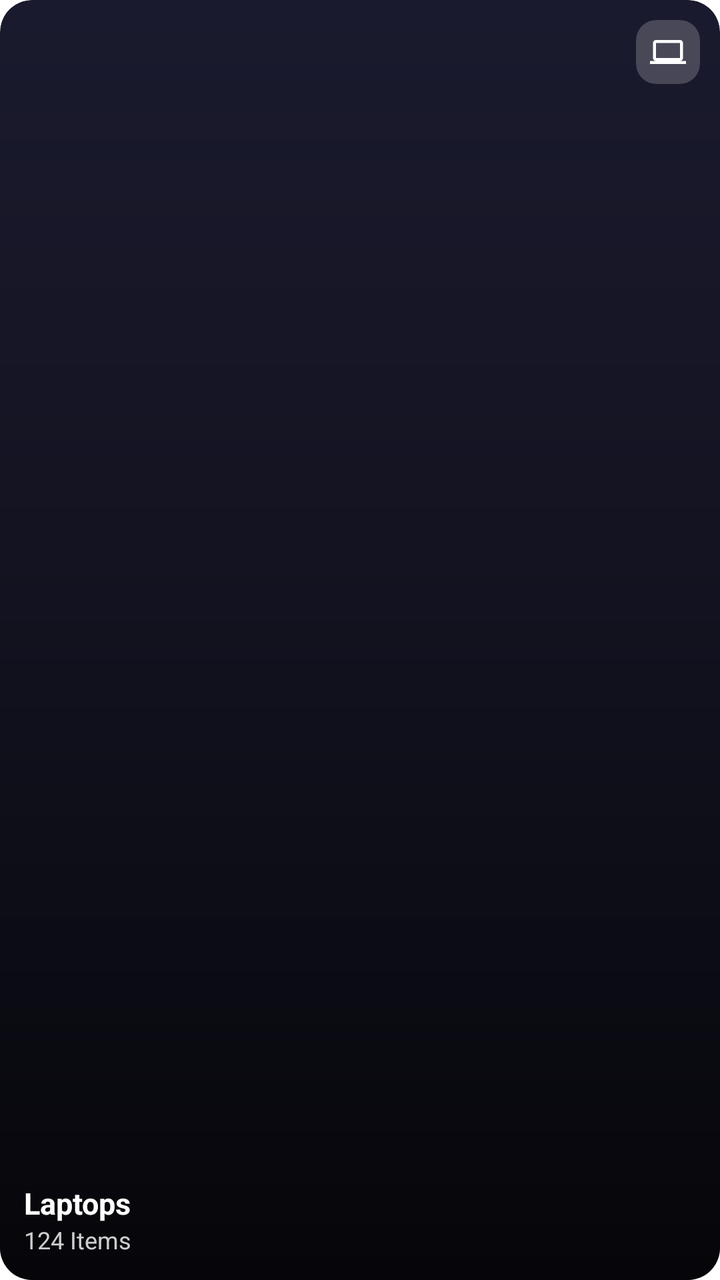
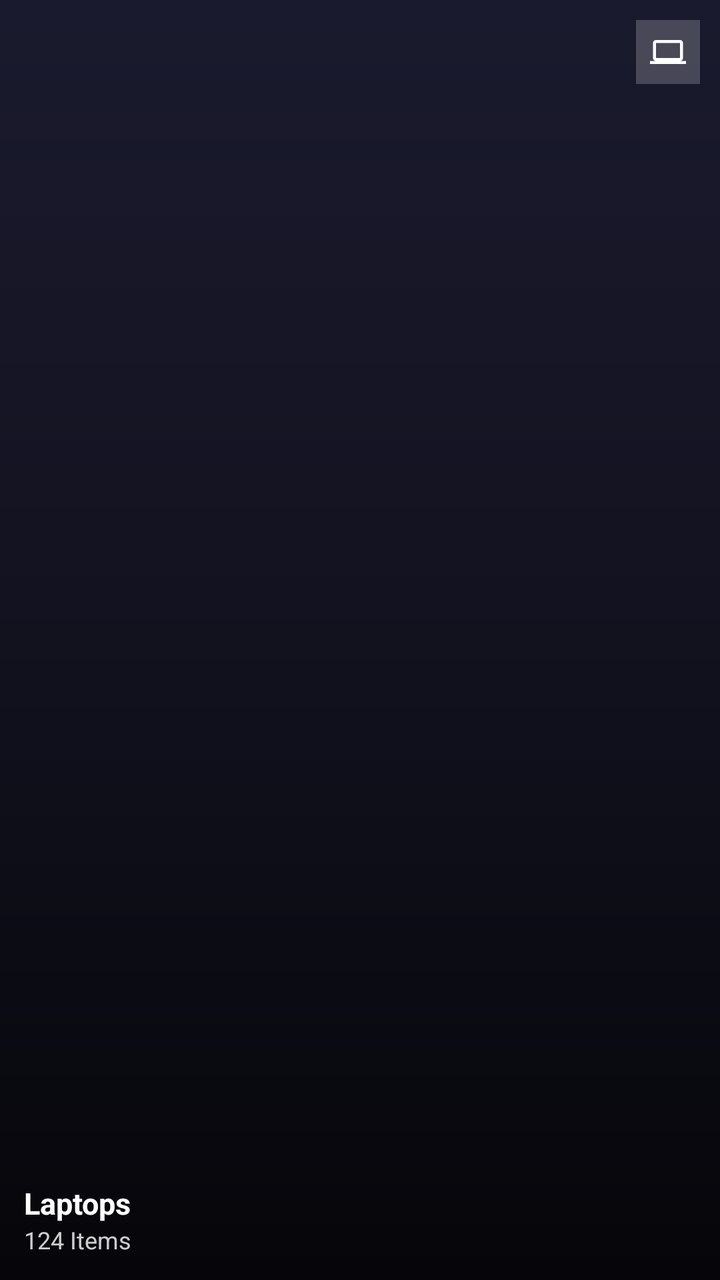

Before-and-after screenshots of an Android layout around one commit, followed by the original layout XML and the change that was made.
<!-- AndroidManifest.xml: application theme Theme.BeckieDealApp -->
<!-- res/layout/item_category_grid.xml -->
<?xml version="1.0" encoding="utf-8"?>
<com.google.android.material.card.MaterialCardView xmlns:android="http://schemas.android.com/apk/res/android"
    xmlns:app="http://schemas.android.com/apk/res-auto"
    android:layout_width="0dp"
    android:layout_height="@dimen/category_card_height"
    android:layout_columnWeight="1"
    android:layout_margin="6dp"
    app:cardCornerRadius="16dp"
    app:cardElevation="0dp"
    app:strokeWidth="0dp"
    app:cardBackgroundColor="#1A1A2E">

    
    <ImageView
        android:id="@+id/categoryBgImage"
        android:layout_width="match_parent"
        android:layout_height="match_parent"
        android:scaleType="centerCrop" />

    
    <View
        android:layout_width="match_parent"
        android:layout_height="match_parent"
        android:background="@drawable/category_card_gradient" />

    
    <TextView
        android:id="@+id/hotBadge"
        android:layout_width="wrap_content"
        android:layout_height="wrap_content"
        android:layout_gravity="top|start"
        android:layout_margin="10dp"
        android:background="@drawable/badge_pill"
        android:backgroundTint="@color/primary"
        android:paddingHorizontal="8dp"
        android:paddingVertical="3dp"
        android:text="HOT"
        android:textColor="@color/white_fixed"
        android:textSize="9sp"
        android:textStyle="bold"
        android:visibility="gone" />

    
    <com.google.android.material.card.MaterialCardView
        android:layout_width="32dp"
        android:layout_height="32dp"
        android:layout_gravity="top|end"
        android:layout_margin="10dp"
        app:cardCornerRadius="10dp"
        app:cardElevation="0dp"
        app:cardBackgroundColor="#33FFFFFF"
        app:strokeWidth="0dp">
        <ImageView
            android:id="@+id/categorySmallIcon"
            android:layout_width="18dp"
            android:layout_height="18dp"
            android:layout_gravity="center"
            android:src="@drawable/ic_cat_laptops"
            app:tint="@android:color/white" />
    </com.google.android.material.card.MaterialCardView>

    
    <LinearLayout
        android:layout_width="match_parent"
        android:layout_height="wrap_content"
        android:layout_gravity="bottom"
        android:orientation="vertical"
        android:paddingStart="12dp"
        android:paddingEnd="12dp"
        android:paddingBottom="12dp">

        <TextView
            android:id="@+id/categoryTitle"
            android:layout_width="wrap_content"
            android:layout_height="wrap_content"
            android:text="Laptops"
            android:textColor="@android:color/white"
            android:textSize="15sp"
            android:textStyle="bold" />

        <TextView
            android:id="@+id/categoryItemsCount"
            android:layout_width="wrap_content"
            android:layout_height="wrap_content"
            android:text="124 Items"
            android:textColor="#CCFFFFFF"
            android:textSize="12sp" />

    </LinearLayout>

</com.google.android.material.card.MaterialCardView>
<!-- resources referenced by this layout -->
<resources>
  <color name="primary">#F97316</color>
  <color name="white_fixed">#FFFFFF</color>
  <dimen name="category_card_height">150dp</dimen>
  <!-- drawable badge_pill (drawable) -->
  <?xml version="1.0" encoding="utf-8"?>
  <shape xmlns:android="http://schemas.android.com/apk/res/android">
      <solid android:color="#33FFFFFF" />
      <corners android:radius="4dp" />
  </shape>
  <!-- drawable category_card_gradient (drawable) -->
  <?xml version="1.0" encoding="utf-8"?>
  <shape xmlns:android="http://schemas.android.com/apk/res/android">
      <gradient
          android:type="linear"
          android:angle="270"
          android:startColor="#00000000"
          android:centerColor="#55000000"
          android:endColor="#CC000000" />
  </shape>
  <!-- drawable ic_cat_laptops (drawable) -->
  <vector xmlns:android="http://schemas.android.com/apk/res/android"
      android:width="48dp"
      android:height="48dp"
      android:viewportWidth="24"
      android:viewportHeight="24">
      
      <path
          android:fillColor="#F97316"
          android:pathData="M20,18c1.1,0 2,-0.9 2,-2V6c0,-1.1 -0.9,-2 -2,-2H4C2.9,4 2,4.9 2,6v10c0,1.1 0.9,2 2,2H0v2h24v-2H20zM4,6h16v10H4V6z" />
  </vector>
  <style name="Theme.BeckieDealApp" parent="Base.Theme.BeckieDealApp" />
  <style name="Base.Theme.BeckieDealApp" parent="Theme.Material3.DayNight.NoActionBar">
          <item name="colorPrimary">@color/primary</item>
          <item name="colorOnPrimary">@color/on_primary</item>
          <item name="colorPrimaryContainer">@color/primary_container</item>
          <item name="colorOnPrimaryContainer">@color/on_primary_container</item>
          <item name="android:windowBackground">@color/background</item>
          <item name="colorSurface">@color/surface</item>
          <item name="colorOnSurface">@color/on_surface</item>
          
          <item name="bottomNavigationStyle">@style/Widget.App.BottomNavigationView</item>
      </style>
  <color name="on_primary">#FFFFFF</color>
  <color name="primary_container">#F97316</color>
  <color name="on_primary_container">#582200</color>
  <color name="background">#FFFFFF</color>
  <color name="surface">#FFFFFF</color>
  <color name="on_surface">#251913</color>
  <style name="Widget.App.BottomNavigationView" parent="Widget.Material3.BottomNavigationView">
          <item name="itemIconSize">26dp</item>
          <item name="itemIconTint">@color/bottom_nav_color</item>
          <item name="itemTextColor">@color/bottom_nav_color</item>
          
          <item name="android:background">@null</item>
          <item name="backgroundTint">@null</item>
          <item name="labelVisibilityMode">unlabeled</item>
          <item name="itemActiveIndicatorStyle">@style/Widget.App.BottomNav.ActiveIndicator</item>
      </style>
  <style name="Widget.App.BottomNav.ActiveIndicator" parent="Widget.Material3.BottomNavigationView.ActiveIndicator">
          <item name="android:color">@color/nav_indicator_fill</item>
          <item name="android:width">52dp</item>
          <item name="android:height">40dp</item>
          <item name="shapeAppearance">@style/ShapeAppearance.App.BottomNav.ActiveIndicator</item>
      </style>
  <color name="nav_indicator_fill">#FFF1EB</color>
  <style name="ShapeAppearance.App.BottomNav.ActiveIndicator" parent="">
          <item name="cornerFamily">rounded</item>
          <item name="cornerSize">50%</item>
      </style>
</resources>

<!-- the commit's change to res/layout/item_category_grid.xml (unified diff, before → after) -->
@@ -5,7 +5,7 @@
     android:layout_height="@dimen/category_card_height"
     android:layout_columnWeight="1"
     android:layout_margin="6dp"
-    app:cardCornerRadius="16dp"
+    app:cardCornerRadius="0dp"
     app:cardElevation="0dp"
     app:strokeWidth="0dp"
     app:cardBackgroundColor="#1A1A2E">
@@ -46,7 +46,7 @@
         android:layout_height="32dp"
         android:layout_gravity="top|end"
         android:layout_margin="10dp"
-        app:cardCornerRadius="10dp"
+        app:cardCornerRadius="0dp"
         app:cardElevation="0dp"
         app:cardBackgroundColor="#33FFFFFF"
         app:strokeWidth="0dp">
